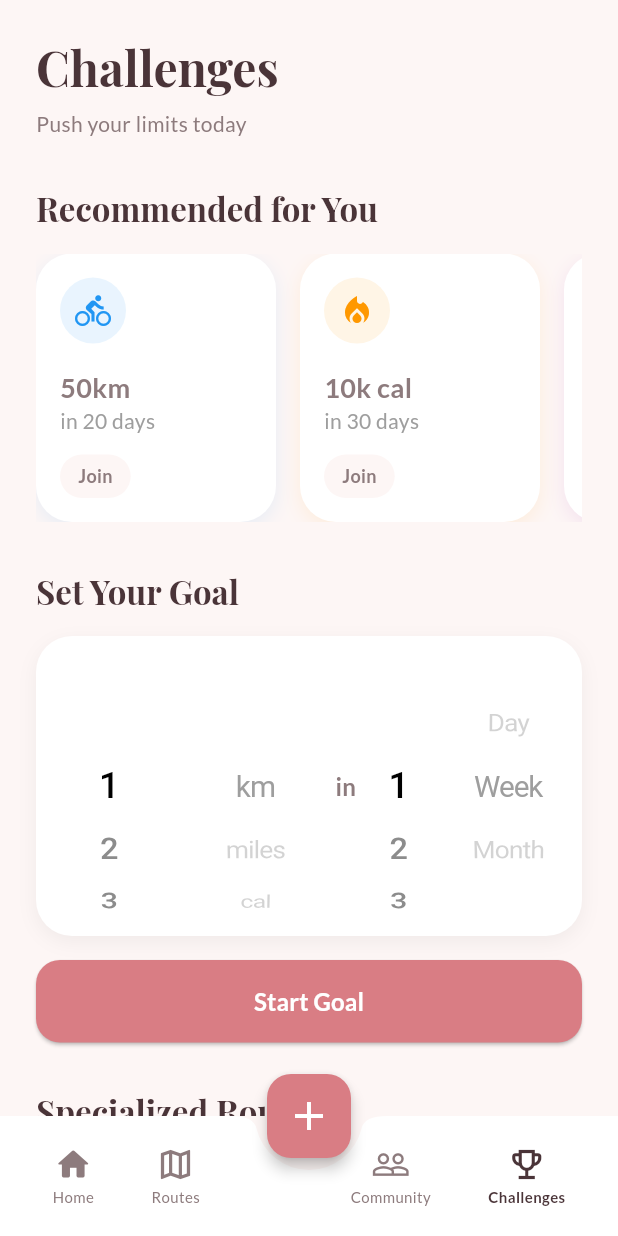
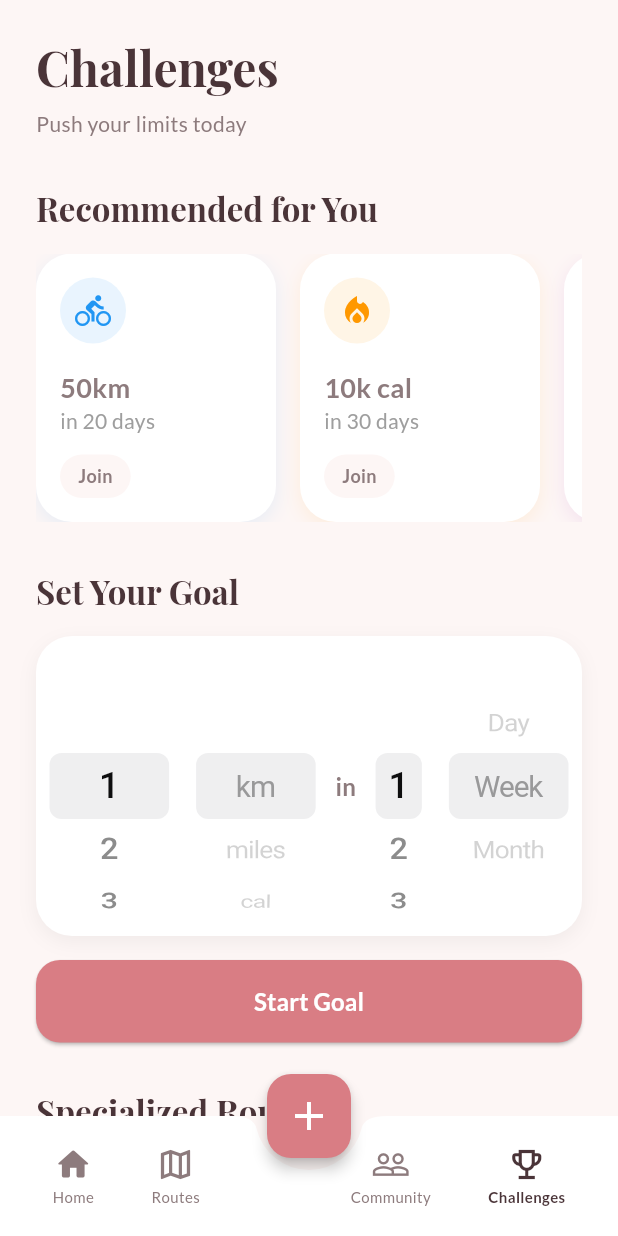
Before and after one commit to jithin-rajesh/Cycling-App, a Flutter app: the screen it shows once a user with an empty profile is signed in, in the side drawer, after a tap on "Challenges", on a phone screen of 412 x 824 dp. Run offline on Flutter 3.47's test engine with Material 3 defaults, Android fonts, the phone set to English and light mode, and no system bars; our stand-ins replace cached_network_image, cloud_firestore, cloud_functions, firebase_auth, firebase_core, firebase_storage and 8 more; missing offline and left inert: dart:html, flutter_polyline_points, pointer_interceptor; accounts and stored records are empty; generated files the repository leaves out were written again; network calls fail.

Commit message:
Minor UI Changes

```diff
--- a/lib/screens/challenges_screen.dart
+++ b/lib/screens/challenges_screen.dart
@@ -168,9 +168,7 @@ class _ChallengesScreenState extends State<ChallengesScreen> {
                           diameterRatio: 1.5,
                           squeeze: 1.0,
                           selectionOverlay:
-                              CupertinoPickerDefaultSelectionOverlay(
-                            background: Colors.transparent,
-                          ),
+                              const CupertinoPickerDefaultSelectionOverlay(),
                           onSelectedItemChanged: (index) =>
                               setState(() => _selectedTargetIndex = index),
                           children: _targets
@@ -192,9 +190,7 @@ class _ChallengesScreenState extends State<ChallengesScreen> {
                           diameterRatio: 1.5,
                           squeeze: 1.0,
                           selectionOverlay:
-                              CupertinoPickerDefaultSelectionOverlay(
-                            background: Colors.transparent,
-                          ),
+                              const CupertinoPickerDefaultSelectionOverlay(),
                           onSelectedItemChanged: (index) {
                             setState(() => _selectedMetricIndex = index);
                             _updateTargets();
@@ -223,9 +219,7 @@ class _ChallengesScreenState extends State<ChallengesScreen> {
                           diameterRatio: 1.5,
                           squeeze: 1.0,
                           selectionOverlay:
-                              CupertinoPickerDefaultSelectionOverlay(
-                            background: Colors.transparent,
-                          ),
+                              const CupertinoPickerDefaultSelectionOverlay(),
                           onSelectedItemChanged: (index) => setState(
                               () => _selectedDurationAmountIndex = index),
                           children: _durationAmounts
@@ -247,9 +241,7 @@ class _ChallengesScreenState extends State<ChallengesScreen> {
                           diameterRatio: 1.5,
                           squeeze: 1.0,
                           selectionOverlay:
-                              CupertinoPickerDefaultSelectionOverlay(
-                            background: Colors.transparent,
-                          ),
+                              const CupertinoPickerDefaultSelectionOverlay(),
                           onSelectedItemChanged: (index) => setState(
                               () => _selectedDurationUnitIndex = index),
                           children: _durationUnits
```
